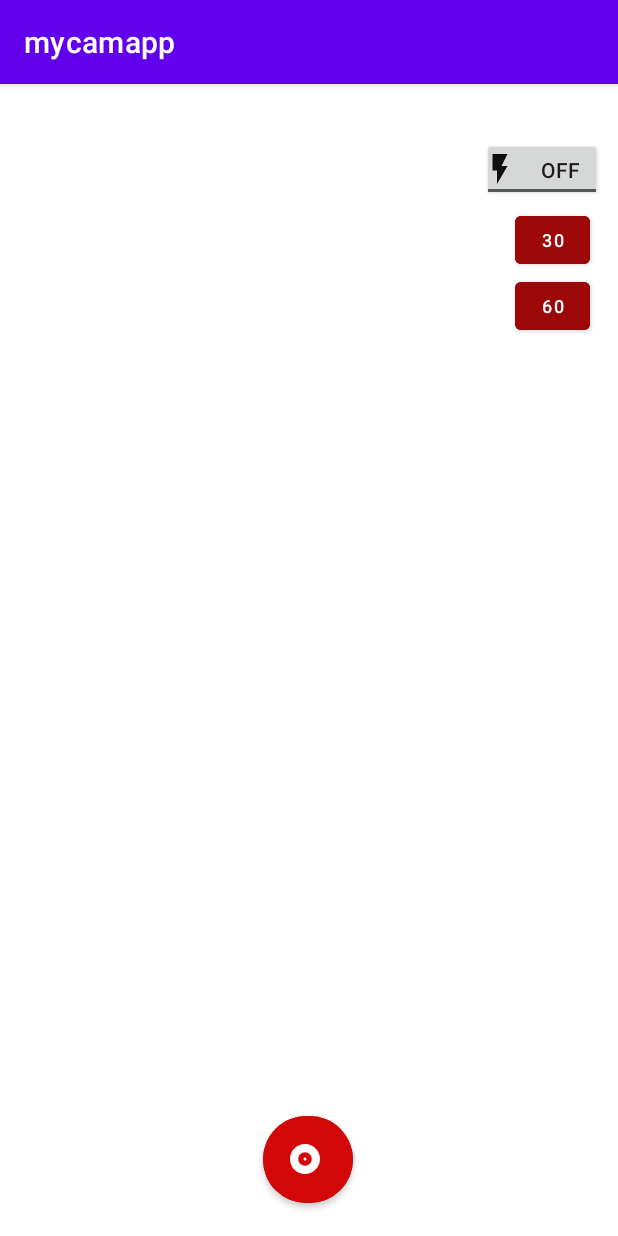
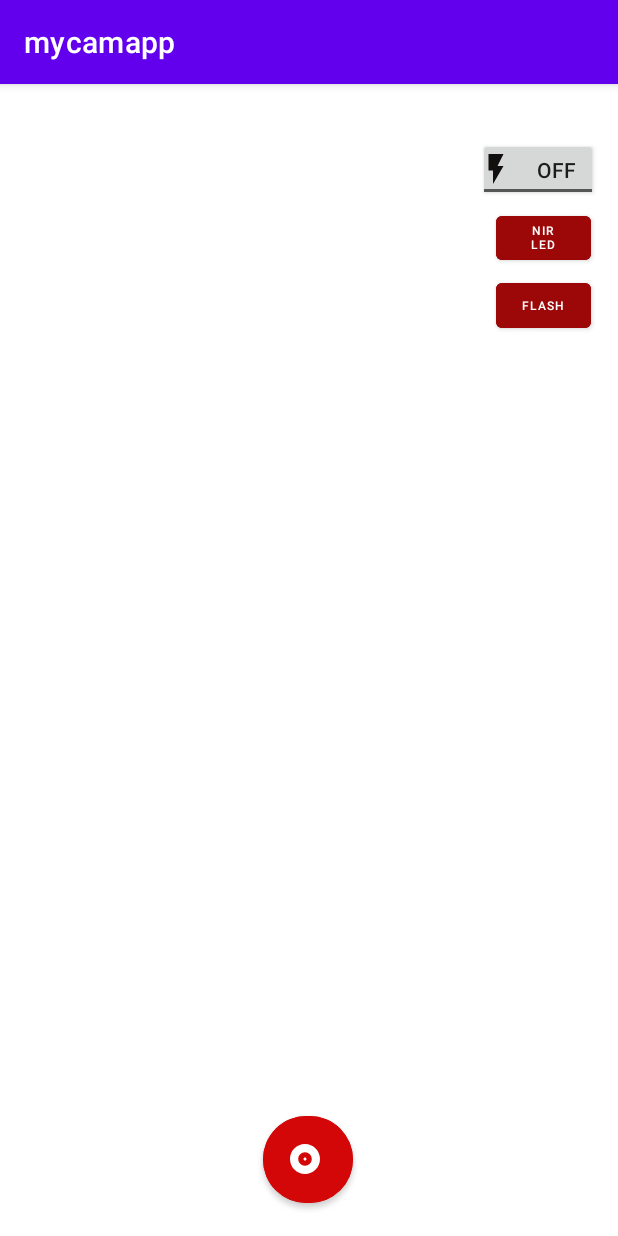
Before and after one commit to sadman15019/CSE-3200-final, an Android app: the MainActivity screen opened directly, with no data from a screen before it, on a phone screen of 412 x 824 dp. Run offline under Robolectric (Android 15) with nearby library versions, the phone set to English and light mode, and no system bars; our stand-ins replace Firebase (no records; nobody signed in at launch, a user with empty details on screens opened directly); libraries missing offline, so code that uses them is left out: androidx.camera.camera2, androidx.camera.core, androidx.camera.lifecycle, androidx.camera.video; plain views replace PreviewView; 7 statements that could not run were skipped.

Commit message:
camera updated

```diff
--- a/app/src/main/java/com/app/mycamapp/MainActivity.kt
+++ b/app/src/main/java/com/app/mycamapp/MainActivity.kt
@@ -273,10 +273,10 @@ class MainActivity : AppCompatActivity() {
                   .setCaptureRequestOption(CaptureRequest.CONTROL_AE_MODE, CaptureRequest.CONTROL_AE_MODE_OFF)
                 //.setCaptureRequestOption(CaptureRequest.CONTROL_AF_MODE, CaptureRequest.CONTROL_AF_MODE_OFF)
 //                .setCaptureRequestOption(CaptureRequest.CONTROL_AWB_MODE, CaptureRequest.CONTROL_AWB_MODE_OFF)
-//                .setCaptureRequestOption(CaptureRequest.FLASH_MODE, CaptureRequest.FLASH_MODE_TORCH)
-                 .setCaptureRequestOption(CaptureRequest.SENSOR_SENSITIVITY,100)
-                          .setCaptureRequestOption(CaptureRequest.SENSOR_FRAME_DURATION,16666666)
-                        .setCaptureRequestOption(CaptureRequest.SENSOR_EXPOSURE_TIME, 20400000)
+//                .setCaptureRequestOption(CaptureReq.uest.FLASH_MODE, CaptureRequest.FLASH_MODE_TORCH)
+                 .setCaptureRequestOption(CaptureRequest.SENSOR_SENSITIVITY,800)
+                          .setCaptureRequestOption(CaptureRequest.SENSOR_FRAME_DURATION,33333333)
+                        .setCaptureRequestOption(CaptureRequest.SENSOR_EXPOSURE_TIME, 10400000)
 
             val p = preview.build()
                 .also {
@@ -353,9 +353,12 @@ class MainActivity : AppCompatActivity() {
 
             }
             val exti = Camera2Interop.Extender(preview)
-                .setCaptureRequestOption(CaptureRequest.CONTROL_MODE, CaptureRequest.CONTROL_MODE_USE_SCENE_MODE)
-
-                .setCaptureRequestOption(CaptureRequest.CONTROL_AE_TARGET_FPS_RANGE, Range(60,60))
+                .setCaptureRequestOption(CaptureRequest.CONTROL_MODE, CaptureRequest.CONTROL_MODE_OFF)
+                .setCaptureRequestOption(CaptureRequest.CONTROL_AE_MODE, CaptureRequest.CONTROL_AE_MODE_OFF)
+                //.setCaptureRequestOption(CaptureRequest.CONTROL_AE_TARGET_FPS_RANGE, Range(60,60))
+                .setCaptureRequestOption(CaptureRequest.SENSOR_SENSITIVITY,50)
+                .setCaptureRequestOption(CaptureRequest.SENSOR_FRAME_DURATION,16666666)
+                .setCaptureRequestOption(CaptureRequest.SENSOR_EXPOSURE_TIME, 20400000)
             val s = preview.build()
                 .also {
                     it.setSurfaceProvider(viewBinding.viewFinder.surfaceProvider)
--- /dev/null
+++ b/app/src/main/res/drawable-v24/ic_baseline_arrow_back_24.xml
@@ -0,0 +1,5 @@
+<vector android:height="24dp" android:tint="#660505"
+    android:viewportHeight="24" android:viewportWidth="24"
+    android:width="24dp" xmlns:android="http://schemas.android.com/apk/res/android">
+    <path android:fillColor="@android:color/white" android:pathData="M20,11H7.83l5.59,-5.59L12,4l-8,8 8,8 1.41,-1.41L7.83,13H20v-2z"/>
+</vector>
--- a/app/src/main/res/layout/activity_main.xml
+++ b/app/src/main/res/layout/activity_main.xml
@@ -95,12 +95,13 @@
 
     <Button
         android:id="@+id/f30"
-        android:layout_width="50dp"
-        android:layout_height="44dp"
+        android:layout_width="63dp"
+        android:layout_height="41dp"
         android:layout_marginBottom="94dp"
         android:backgroundTint="#9C0707"
-        android:text="30"
-        android:textSize="12sp"
+        android:text="NIR LED"
+        android:textSize="8sp"
+        app:iconPadding="0dp"
         app:layout_constraintBottom_toBottomOf="parent"
         app:layout_constraintEnd_toEndOf="parent"
         app:layout_constraintHorizontal_bias="0.94"
@@ -110,12 +111,12 @@
 
     <Button
         android:id="@+id/f60"
-        android:layout_width="50dp"
-        android:layout_height="44dp"
+        android:layout_width="63dp"
+        android:layout_height="42dp"
         android:layout_marginBottom="94dp"
         android:backgroundTint="#9C0707"
-        android:text="60"
-        android:textSize="12sp"
+        android:text="FLASH"
+        android:textSize="8sp"
         app:layout_constraintBottom_toBottomOf="parent"
         app:layout_constraintEnd_toEndOf="parent"
         app:layout_constraintHorizontal_bias="0.94"
--- a/app/src/main/res/values/colors.xml
+++ b/app/src/main/res/values/colors.xml
@@ -13,4 +13,5 @@
     <color name="light_blue_A200">#FF40C4FF</color>
     <color name="light_blue_A400">#FF00B0FF</color>
     <color name="black_overlay">#66000000</color>
+    <color name="transparent">#00FFFFFF</color>
 </resources>
```
Also changed, not shown: app/src/main/AndroidManifest.xml (+14 -1 lines), app/src/main/java/com/app/mycamapp/record.kt (added, +11 -0 lines), app/src/main/res/layout/activity_record.xml (added, +37 -0 lines), app/src/main/res/layout/show_record.xml (added, +147 -0 lines), 1 other file.
